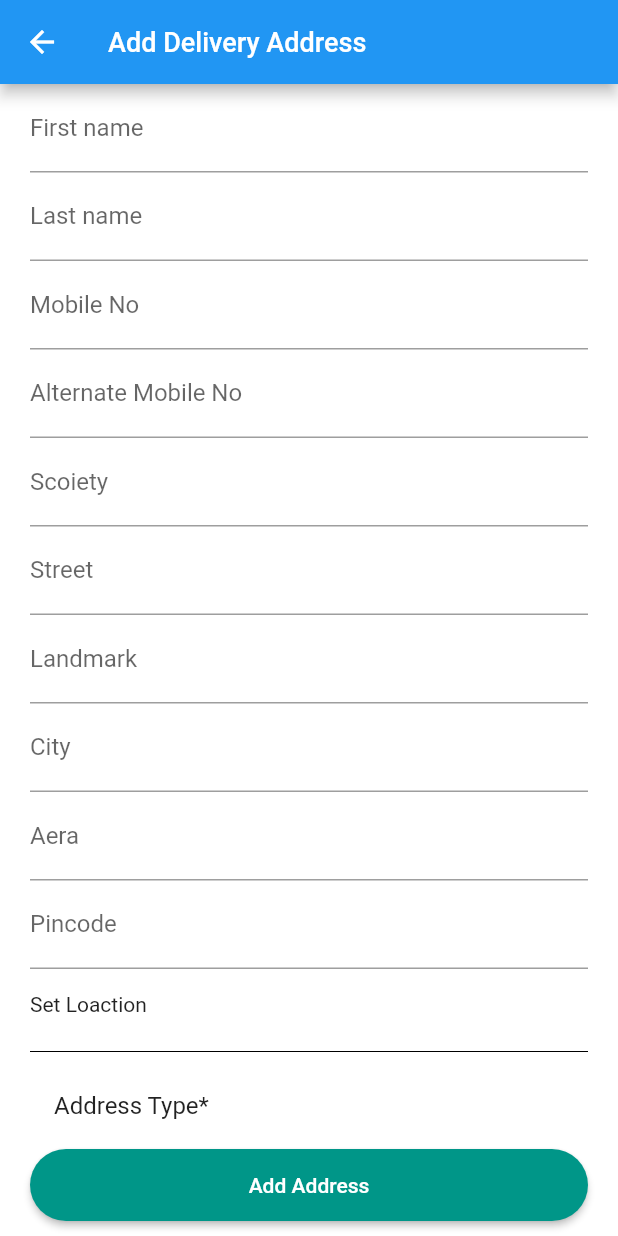
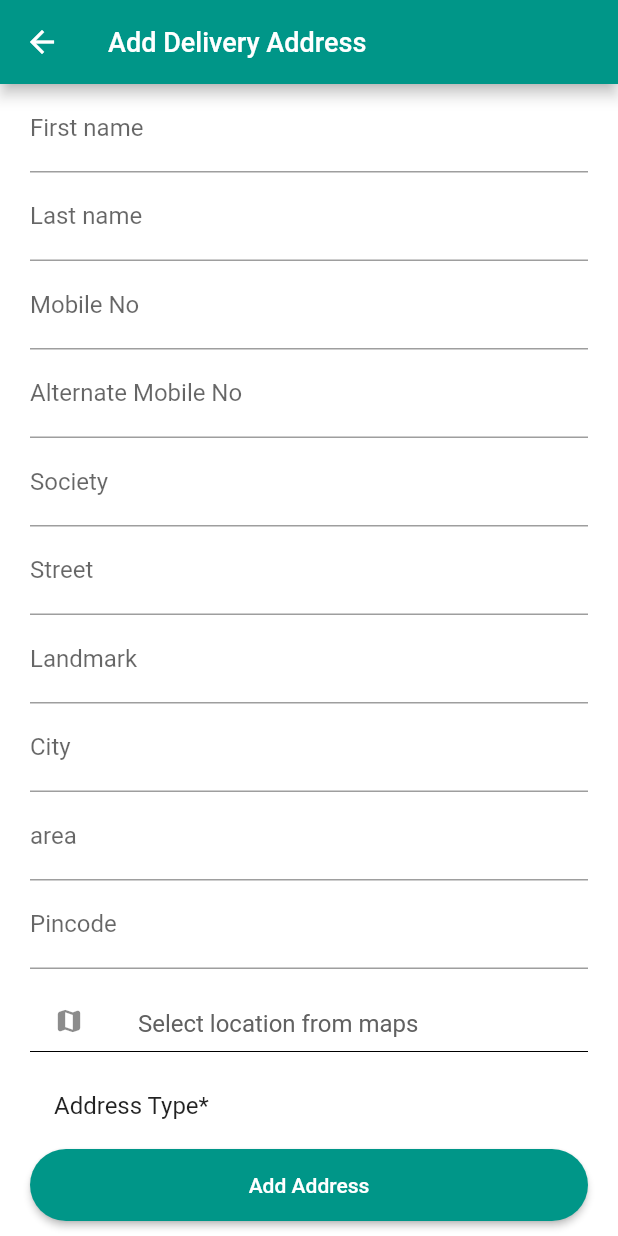
Before and after one commit to PriyankaHotchandani/MedEx, a Flutter app: the AddDeliverAddress screen opened directly, on a phone screen of 412 x 824 dp. Run offline on Flutter 3.47's test engine with Material 2 defaults, Android fonts, the phone set to English and light mode, and no system bars; our stand-ins replace cloud_firestore, firebase_auth, firebase_core, flutter_signin_button, fluttertoast, google_maps_flutter and 2 more; missing offline and left inert: pay; accounts and stored records are empty; network calls fail.

Commit message:
Final changes done!

```diff
--- a/lib/models/delivery_address_model.dart
+++ b/lib/models/delivery_address_model.dart
@@ -7,13 +7,13 @@ class DeliveryAddressModel {
   String street;
   String landMark;
   String city;
-  String aera;
+  String area;
   String pinCode;
   String addressType;
 
   DeliveryAddressModel({
     this.addressType,
-    this.aera,
+    this.area,
     this.alternateMobileNo,
     this.city,
     this.firstName,
--- a/lib/providers/check_out_provider.dart
+++ b/lib/providers/check_out_provider.dart
@@ -13,11 +13,11 @@ class CheckoutProvider with ChangeNotifier {
   TextEditingController lastName = TextEditingController();
   TextEditingController mobileNo = TextEditingController();
   TextEditingController alternateMobileNo = TextEditingController();
-  TextEditingController scoiety = TextEditingController();
+  TextEditingController society = TextEditingController();
   TextEditingController street = TextEditingController();
   TextEditingController landmark = TextEditingController();
   TextEditingController city = TextEditingController();
-  TextEditingController aera = TextEditingController();
+  TextEditingController area = TextEditingController();
   TextEditingController pincode = TextEditingController();
   LocationData setLoaction;
 
@@ -30,16 +30,16 @@ class CheckoutProvider with ChangeNotifier {
       Fluttertoast.showToast(msg: "mobileNo is empty");
     } else if (alternateMobileNo.text.isEmpty) {
       Fluttertoast.showToast(msg: "alternateMobileNo is empty");
-    } else if (scoiety.text.isEmpty) {
-      Fluttertoast.showToast(msg: "scoiety is empty");
+    } else if (society.text.isEmpty) {
+      Fluttertoast.showToast(msg: "society is empty");
     } else if (street.text.isEmpty) {
       Fluttertoast.showToast(msg: "street is empty");
     } else if (landmark.text.isEmpty) {
       Fluttertoast.showToast(msg: "landmark is empty");
     } else if (city.text.isEmpty) {
       Fluttertoast.showToast(msg: "city is empty");
-    } else if (aera.text.isEmpty) {
-      Fluttertoast.showToast(msg: "aera is empty");
+    } else if (area.text.isEmpty) {
+      Fluttertoast.showToast(msg: "area is empty");
     } else if (pincode.text.isEmpty) {
       Fluttertoast.showToast(msg: "pincode is empty");
     } else if (setLoaction == null) {
@@ -55,11 +55,11 @@ class CheckoutProvider with ChangeNotifier {
         "lastname": lastName.text,
         "mobileNo": mobileNo.text,
         "alternateMobileNo": alternateMobileNo.text,
-        "scoiety": scoiety.text,
+        "society": society.text,
         "street": street.text,
         "landmark": landmark.text,
         "city": city.text,
-        "aera": aera.text,
+        "area": area.text,
         "pincode": pincode.text,
         "addressType": myType.toString(),
         "longitude": setLoaction.longitude,
@@ -89,13 +89,13 @@ class CheckoutProvider with ChangeNotifier {
         firstName: _db.get("firstname"),
         lastName: _db.get("lastname"),
         addressType: _db.get("addressType"),
-        aera: _db.get("aera"),
+        area: _db.get("area"),
         alternateMobileNo: _db.get("alternateMobileNo"),
         city: _db.get("city"),
         landMark: _db.get("landmark"),
         mobileNo: _db.get("mobileNo"),
         pinCode: _db.get("pincode"),
-        society: _db.get("scoiety"),
+        society: _db.get("society"),
         street: _db.get("street"),
       );
       newList.add(deliveryAddressModel);
--- a/lib/providers/review_cart_provider.dart
+++ b/lib/providers/review_cart_provider.dart
@@ -24,6 +24,7 @@ class ReviewCartProvider with ChangeNotifier {
         "cartImage": cartImage,
         "cartPrice": cartPrice,
         "cartQuantity": cartQuantity,
+        "cartUnit" :cartUnit,
         "isAdd":true,
       },
     );
@@ -37,6 +38,7 @@ void updateReviewCartData({
     String cartImage,
     int cartPrice,
     int cartQuantity,
+    var cartUnit,
   }) async {
     FirebaseFirestore.instance
         .collection("ReviewCart")
@@ -50,6 +52,7 @@ void updateReviewCartData({
         "cartImage": cartImage,
         "cartPrice": cartPrice,
         "cartQuantity": cartQuantity,
+        "cartUnit" : cartUnit,
         "isAdd":true,
       },
     );
@@ -75,7 +78,8 @@ void updateReviewCartData({
         cartImage: element.get("cartImage"),
         cartName: element.get("cartName"),
         cartPrice: element.get("cartPrice"),
-        cartQuantity: element.get("cartQuantity")
+        cartQuantity: element.get("cartQuantity"),
+        cartUnit: element.get("cartUnit"),
       );
       newList.add(reviewCartModel);
     });
--- a/lib/screens/check_out/add_delivery_address/add_delivery_address.dart
+++ b/lib/screens/check_out/add_delivery_address/add_delivery_address.dart
@@ -17,12 +17,28 @@ enum AddressTypes {
 }
 
 class _AddDeliverAddressState extends State<AddDeliverAddress> {
+  Widget listTile({String title, IconData iconData}) {
+    return Container(
+      height: 30,
+      child: ListTile(
+        leading: Icon(
+          iconData,
+          size: 20,
+        ),
+        title: Text(
+          title,
+          style: TextStyle(color: Colors.grey[700]),
+        ),
+      ),
+    );
+  }
   var myType = AddressTypes.Home;
   @override
   Widget build(BuildContext context) {
     CheckoutProvider checkoutProvider = Provider.of(context);
     return Scaffold(
       appBar: AppBar(
+        backgroundColor: primaryColor,
         title: Text(
           "Add Delivery Address",
           style: TextStyle(fontSize: 18),
@@ -76,8 +92,8 @@ class _AddDeliverAddressState extends State<AddDeliverAddress> {
               controller: checkoutProvider.alternateMobileNo,
             ),
             CostomTextField(
-              labText: "Scoiety",
-              controller: checkoutProvider.scoiety,
+              labText: "Society",
+              controller: checkoutProvider.society,
             ),
             CostomTextField(
               labText: "Street",
@@ -92,8 +108,8 @@ class _AddDeliverAddressState extends State<AddDeliverAddress> {
               controller: checkoutProvider.city,
             ),
             CostomTextField(
-              labText: "Aera",
-              controller: checkoutProvider.aera,
+              labText: "area",
+              controller: checkoutProvider.area,
             ),
             CostomTextField(
               labText: "Pincode",
@@ -114,7 +130,14 @@ class _AddDeliverAddressState extends State<AddDeliverAddress> {
                   mainAxisAlignment: MainAxisAlignment.center,
                   crossAxisAlignment: CrossAxisAlignment.start,
                   children: [
-                    checkoutProvider.setLoaction == null? Text("Set Loaction"):
+
+                    checkoutProvider.setLoaction == null? (
+
+                      listTile(
+                      iconData: Icons.map_rounded,
+                      title: "Select location from maps",
+
+                    )):
                     Text("Done!"),
                   ],
                 ),
--- a/lib/screens/check_out/delivery_details/delivery_details.dart
+++ b/lib/screens/check_out/delivery_details/delivery_details.dart
@@ -20,6 +20,7 @@ class _DeliveryDetailsState extends State<DeliveryDetails> {
     deliveryAddressProvider.getDeliveryAddressData();
     return Scaffold(
       appBar: AppBar(
+        backgroundColor: primaryColor,
         title: Text("Delivery Details"),
       ),
       floatingActionButton: FloatingActionButton(
@@ -41,8 +42,8 @@ class _DeliveryDetailsState extends State<DeliveryDetails> {
         margin: EdgeInsets.symmetric(vertical: 10, horizontal: 20),
         child: MaterialButton(
           child: deliveryAddressProvider.getDeliveryAddressList.isEmpty
-              ? Text("Add new Address")
-              : Text("Payment Summary"),
+              ? Text("Add new Address",style : TextStyle(color: Colors.white))
+              : Text("Payment Summary",style : TextStyle(color: Colors.white)),
           onPressed: () {
             deliveryAddressProvider.getDeliveryAddressList.isEmpty
                 ? Navigator.of(context).push(
@@ -90,7 +91,7 @@ class _DeliveryDetailsState extends State<DeliveryDetails> {
                     });
                     return SingleDeliveryItem(
                       address:
-                          "aera, ${e.aera}, street, ${e.street}, society ${e.society}, pincode ${e.pinCode}",
+                          "area, ${e.area}, street, ${e.street}, society ${e.society}, pincode ${e.pinCode}",
                       title: "${e.firstName} ${e.lastName}",
                       number: e.mobileNo,
                       addressType: e.addressType == "AddressTypes.Home"
--- a/lib/screens/check_out/delivery_details/single_delivery_item.dart
+++ b/lib/screens/check_out/delivery_details/single_delivery_item.dart
@@ -27,7 +27,7 @@ class SingleDeliveryItem extends StatelessWidget {
                     addressType,
                     style: TextStyle(
                       fontSize: 13,
-                      color: Colors.black,
+                      color: Colors.white,
                     ),
                   ),
                 ),
--- a/lib/screens/check_out/payment_summary/order_item.dart
+++ b/lib/screens/check_out/payment_summary/order_item.dart
@@ -28,7 +28,7 @@ class OrderItem extends StatelessWidget {
             ),
           ),
           Text(
-            "\$${e.cartPrice}",
+            "\Rs ${e.cartPrice}",
 
           ),
         ],
--- a/lib/screens/home/drawer_side.dart
+++ b/lib/screens/home/drawer_side.dart
@@ -107,11 +107,8 @@ class _DrawerSideState extends State<DrawerSide> {
                 );
               },
             ),
-            listTile(
-                iconData: Icons.notifications, title: "Notification"),
             listTile(iconData: Icons.star, title: "Rating & Review"),
 
-            listTile(iconData: Icons.note, title: "Raise a Complaint"),
             listTile(iconData: Icons.format_quote, title: "FAQs"),
             Container(
               height: 350,
--- a/lib/screens/home/home_screen.dart
+++ b/lib/screens/home/home_screen.dart
@@ -57,9 +57,11 @@ class _HomeScreenState extends State<HomeScreen> {
                     Navigator.of(context).push(
                       MaterialPageRoute(
                         builder: (context) => ProductOverview(
+                          productId : HerbAyurData.productId,
                           productPrice: HerbAyurData.productPrice,
                           productName: HerbAyurData.productName,
                           productImage: HerbAyurData.productImage,
+                          productUnit: HerbAyurData.productUnit[0],
                         ),
                       ),
                     );
--- a/lib/screens/search/search.dart
+++ b/lib/screens/search/search.dart
@@ -1,5 +1,7 @@
 import 'package:flutter/material.dart';
+import 'package:medx/config/colors.dart';
 import 'package:medx/models/product_model.dart';
+import 'package:medx/screens/home/single_product.dart';
 import 'package:medx/widgets/single_item.dart';
 
 
@@ -26,6 +28,7 @@ class _SearchState extends State<Search> {
     List<ProductModel> _searchItem = searchItem(query);
     return Scaffold(
       appBar: AppBar(
+        backgroundColor:primaryColor,
         title: Text("Search"),
         actions: [
           Padding(
@@ -74,6 +77,7 @@ class _SearchState extends State<Search> {
                 productImage: data.productImage,
                 productName: data.productName,
                 productPrice: data.productPrice,
+                productUnit: selected_units,
               );
             }).toList(),
           )
```
Also changed, not shown: lib/screens/check_out/google_map/google_map.dart (+15 -0 lines), lib/screens/check_out/payment_summary/payment_summary.dart (+51 -25 lines), lib/screens/home/single_product.dart (+11 -0 lines), lib/screens/my_profile/my_profile.dart (+47 -12 lines), lib/screens/product_overview/product_overview.dart (+14 -4 lines), lib/screens/review_cart/review_cart.dart (+17 -4 lines), lib/widgets/count.dart (+7 -4 lines), lib/widgets/single_item.dart (+8 -4 lines), assets/background.jpg (added), 1 other file.
